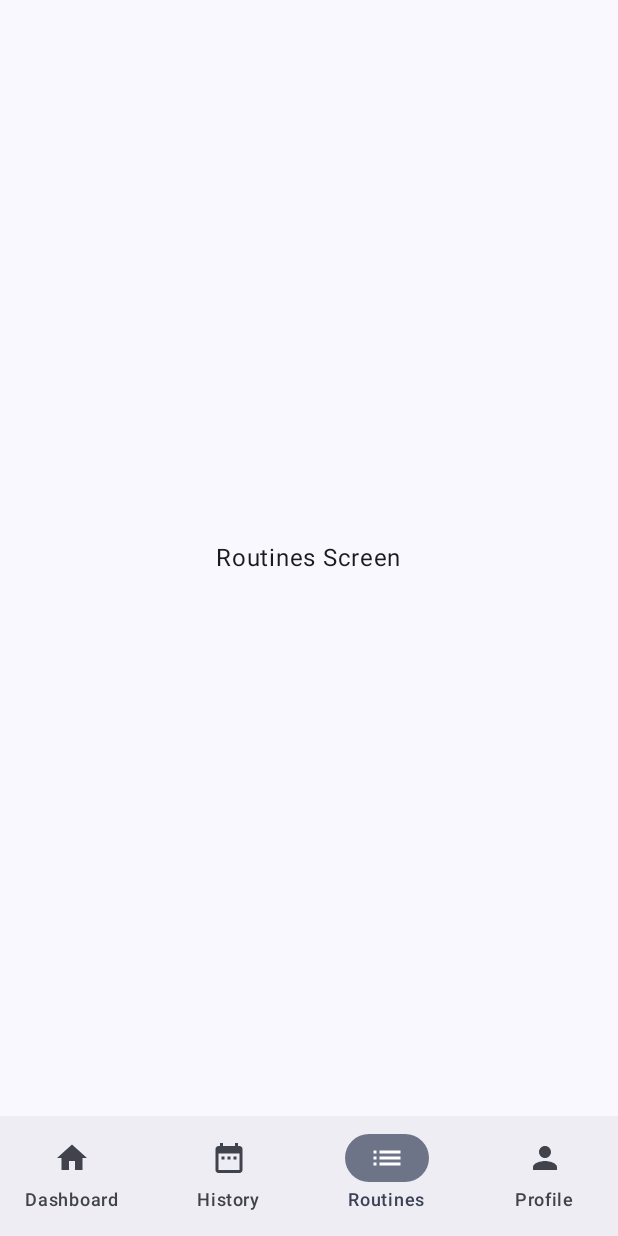
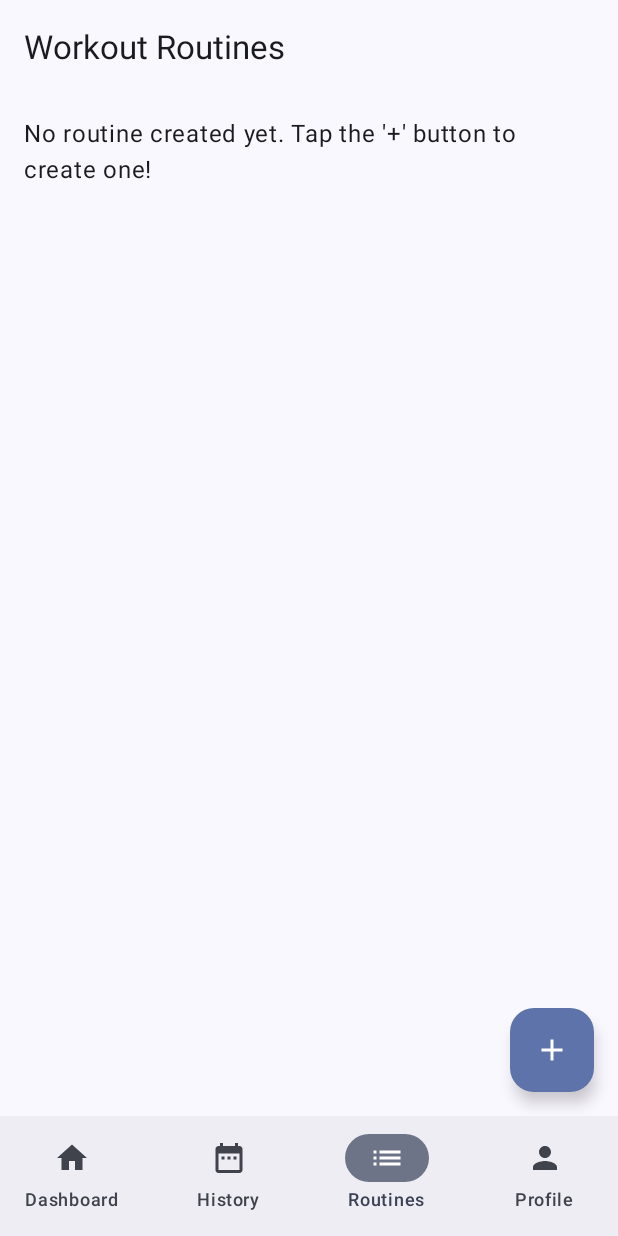
Before and after one commit to sachinpandeyatd/SweatNote, an Android app built with Jetpack Compose: the RoutinesScreen screen opened through its navigation route, on a phone screen of 412 x 824 dp. Run offline under Robolectric (Android 15) with nearby library versions, the phone set to English and light mode, and no system bars.

Commit message:
Create Routines screen

```diff
--- /dev/null
+++ b/app/src/main/java/com/sweatnote/app/data/RoutineDao.kt
@@ -0,0 +1,20 @@
+package com.sweatnote.app.data
+
+import androidx.room.Dao
+import androidx.room.Insert
+import androidx.room.Query
+import androidx.room.Transaction
+import kotlinx.coroutines.flow.Flow
+
+@Dao
+interface RoutineDao {
+    @Transaction
+    @Query("SELECT * FROM routines ORDER BY name ASC")
+    fun getAllRoutinesWithExercises(): Flow<List<RoutineWithExercises>>
+
+    @Insert
+    suspend fun insertRoutine(routine: Routine): Long
+
+    @Insert
+    suspend fun insertRoutineExercises(routineExercise: List<RoutineExercise>)
+}
--- a/app/src/main/java/com/sweatnote/app/navigation/AppNavHost.kt
+++ b/app/src/main/java/com/sweatnote/app/navigation/AppNavHost.kt
@@ -27,8 +27,8 @@ fun AppNavHost(navController: NavHostController, modifier: Modifier = Modifier){
         composable(Screen.History.route){
             HistoryScreen()
         }
-        composable(Screen.Routines.route){
-            RoutinesScreen()
+        composable(route = Screen.Routines.route){
+            RoutinesScreen(navController = navController)
         }
         composable(Screen.Profile.route){
             ProfileScreen()
--- a/app/src/main/java/com/sweatnote/app/ui/screens/RoutinesScreen.kt
+++ b/app/src/main/java/com/sweatnote/app/ui/screens/RoutinesScreen.kt
@@ -1,18 +1,108 @@
 package com.sweatnote.app.ui.screens
 
-import androidx.compose.foundation.layout.Box
-import androidx.compose.foundation.layout.fillMaxSize
+import androidx.compose.foundation.clickable
+import androidx.compose.foundation.layout.Column
+import androidx.compose.foundation.layout.Row
+import androidx.compose.foundation.layout.Spacer
+import androidx.compose.foundation.layout.fillMaxWidth
+import androidx.compose.foundation.layout.height
+import androidx.compose.foundation.layout.padding
+import androidx.compose.foundation.layout.width
+import androidx.compose.foundation.lazy.LazyColumn
+import androidx.compose.foundation.lazy.items
+import androidx.compose.material.icons.Icons
+import androidx.compose.material.icons.filled.Add
+import androidx.compose.material.icons.filled.Favorite
+import androidx.compose.material3.Card
+import androidx.compose.material3.ExperimentalMaterial3Api
+import androidx.compose.material3.FloatingActionButton
+import androidx.compose.material3.Icon
+import androidx.compose.material3.MaterialTheme
+import androidx.compose.material3.Scaffold
 import androidx.compose.material3.Text
+import androidx.compose.material3.TopAppBar
 import androidx.compose.runtime.Composable
+import androidx.compose.runtime.collectAsState
+import androidx.compose.runtime.getValue
 import androidx.compose.ui.Alignment
 import androidx.compose.ui.Modifier
+import androidx.compose.ui.text.font.FontWeight
+import androidx.compose.ui.unit.dp
+import androidx.lifecycle.viewmodel.compose.viewModel
+import androidx.navigation.NavController
+import com.sweatnote.app.data.RoutineWithExercises
+import com.sweatnote.app.navigation.LiveWorkoutScreen
+import com.sweatnote.app.ui.viewmodels.AppViewModelProvider
+import com.sweatnote.app.ui.viewmodels.RoutinesViewModel
+
+@OptIn(ExperimentalMaterial3Api::class)
+@Composable
+fun RoutinesScreen(
+    navController: NavController,
+    viewModel: RoutinesViewModel = viewModel(factory = AppViewModelProvider.Factory)
+) {
+    val routines by viewModel.routines.collectAsState()
+
+    Scaffold(
+        topBar = { TopAppBar(title = { Text("Workout Routines") }) },
+        floatingActionButton = {
+            FloatingActionButton(onClick = {
+                //
+            }) {
+                Icon(Icons.Default.Add, contentDescription = "Create Routine")
+            }
+        }
+    ){ innerPadding ->
+        LazyColumn(modifier = Modifier.padding(innerPadding)){
+            if (routines.isEmpty()){
+                item{
+                    Text(
+                        text = "No routine created yet. Tap the '+' button to create one!",
+                        modifier = Modifier.padding(16.dp),
+                        style = MaterialTheme.typography.bodyLarge
+                    )
+                }
+            }else{
+                items(routines){routine ->
+                    RoutineCard(routine = routine, navController = navController)
+                }
+            }
+        }
+    }
+}
 
 @Composable
-fun RoutinesScreen(){
-    Box(
-        modifier = Modifier.fillMaxSize(),
-        contentAlignment = Alignment.Center
+fun RoutineCard(routine: RoutineWithExercises, navController: NavController){
+    Card(
+        modifier = Modifier
+            .fillMaxWidth()
+            .padding(horizontal = 16.dp, vertical = 8.dp)
+            .clickable {
+                val exerciseIds = routine.exercises.map { it.exerciseId }.joinToString(",")
+                if(exerciseIds.isNotEmpty()){
+                    navController.navigate("${LiveWorkoutScreen.route}/$exerciseIds")
+                }
+            }
     ){
-        Text("Routines Screen")
+        Column(modifier = Modifier.padding(16.dp)){
+            Row(verticalAlignment = Alignment.CenterVertically){
+                Icon(
+                    imageVector = Icons.Default.Favorite,
+                    contentDescription = "Routines",
+                    tint = MaterialTheme.colorScheme.primary
+                )
+                Spacer(modifier = Modifier.width(8.dp))
+                Text(
+                    text = routine.routine.name,
+                    style = MaterialTheme.typography.titleLarge,
+                    fontWeight = FontWeight.Bold
+                )
+            }
+            Spacer(modifier = Modifier.height(8.dp))
+            Text(
+                text = "${routine.exercises.size} exercises",
+                style = MaterialTheme.typography.bodyMedium
+            )
+        }
     }
 }
--- /dev/null
+++ b/app/src/main/java/com/sweatnote/app/ui/viewmodels/RoutinesViewModel.kt
@@ -0,0 +1,37 @@
+package com.sweatnote.app.ui.viewmodels
+
+import androidx.lifecycle.ViewModel
+import androidx.lifecycle.viewModelScope
+import com.sweatnote.app.data.Routine
+import com.sweatnote.app.data.RoutineDao
+import com.sweatnote.app.data.RoutineExercise
+import com.sweatnote.app.data.RoutineWithExercises
+import kotlinx.coroutines.flow.SharingStarted
+import kotlinx.coroutines.flow.StateFlow
+import kotlinx.coroutines.flow.stateIn
+import kotlinx.coroutines.launch
+
+class RoutinesViewModel(private val routineDao: RoutineDao) : ViewModel() {
+    val routines: StateFlow<List<RoutineWithExercises>> =
+        routineDao.getAllRoutinesWithExercises()
+            .stateIn(
+                scope = viewModelScope,
+                started = SharingStarted.WhileSubscribed(5000L),
+                initialValue = emptyList()
+            )
+
+    fun saveRoutine(routineName: String, exerciseIds: List<Int>){
+        viewModelScope.launch {
+            val newRoutineId = routineDao.insertRoutine(Routine(name = routineName))
+            val routineExercises = exerciseIds.mapIndexed{index, exerciseId ->
+                RoutineExercise(
+                    routineId = newRoutineId,
+                    exerciseId = exerciseId,
+                    exerciseOrder = index
+                )
+            }
+
+            routineDao.insertRoutineExercises(routineExercises)
+        }
+    }
+}
--- a/app/src/main/java/com/sweatnote/app/ui/viewmodels/ViewModelFactory.kt
+++ b/app/src/main/java/com/sweatnote/app/ui/viewmodels/ViewModelFactory.kt
@@ -29,6 +29,12 @@ object AppViewModelProvider{
                 workoutHistoryDao = sweatNoteApplication().database.workoutHistoryDao()
             )
         }
+
+        initializer {
+            RoutinesViewModel(
+                routineDao = sweatNoteApplication().database.routineDao()
+            )
+        }
     }
 }
 
```
Also changed, not shown: app/src/main/java/com/sweatnote/app/data/Routine.kt (added, +32 -0 lines), app/src/main/java/com/sweatnote/app/data/SweatNoteDatabase.kt (+12 -1 lines), app/src/main/java/com/sweatnote/app/data/LiveWorkoutState.kt (line endings or trailing spaces).
